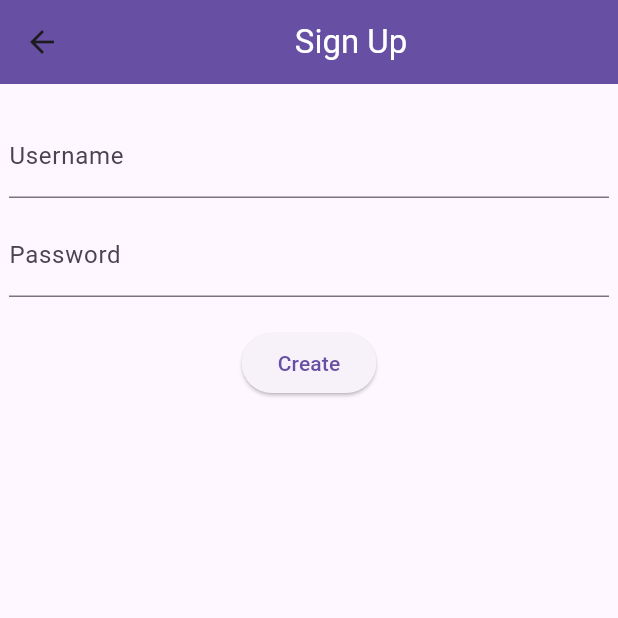
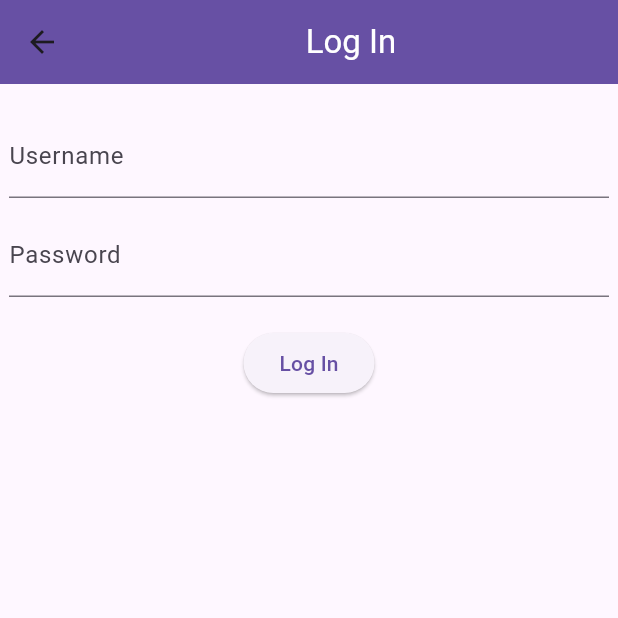
Before and after one commit to YuJieWu5/ten_mins_five_ingredients, a Flutter app: the LogInPage screen opened directly, on a phone screen of 412 x 824 dp, the top half of it. Run offline on Flutter 3.47's test engine with Material 3 defaults, Android fonts, the phone set to English and light mode, and no system bars; our stand-ins replace carousel_slider, go_router.

Commit message:
Update button text on log_in.dart

```diff
--- a/lib/log_in.dart
+++ b/lib/log_in.dart
@@ -1,4 +1,5 @@
 import 'package:flutter/material.dart';
+import 'package:go_router/go_router.dart';
 
 class LogInPage extends StatefulWidget {
   const LogInPage({super.key});
@@ -14,7 +15,10 @@ class _LogInPageState extends State<LogInPage> {
 
   void _onLoginPressed(){
     if(_formKey.currentState?.validate() ?? false) {
-      //TODO: save account info to database
+      //TODO: verify account info
+      if(_userNameController.text == "vv" && _passwordController.text == "123"){
+        context.go('/home');
+      }
     }
   }
 
@@ -24,7 +28,7 @@ class _LogInPageState extends State<LogInPage> {
         appBar: AppBar(
           backgroundColor: Theme.of(context).primaryColor,
           title: Center(
-              child: Text('Sign Up', style: TextStyle(color: Theme.of(context).colorScheme.onPrimary))
+              child: Text('Log In', style: TextStyle(color: Theme.of(context).colorScheme.onPrimary))
           ),
         ),
         body: SingleChildScrollView(
@@ -74,7 +78,7 @@ class _LogInPageState extends State<LogInPage> {
                             // Note: we are not calling _onSavePressed! We are passing it
                             // like an object to this other widget as a constructor arg.
                               onPressed: _onLoginPressed,
-                              child: const Text('Create')
+                              child: const Text('Log In')
                           )
                       )
                     ],
```
